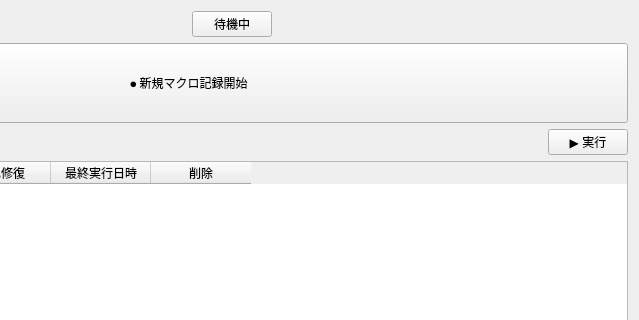
The window that src/ui/resources/ui/main_window.ui (shingo29831/ai-macro-system) describes before a commit, drawn with Qt 5; both pictures show x 261 to 900 and y 0 to 320 of the 900 by 600 pixel window.
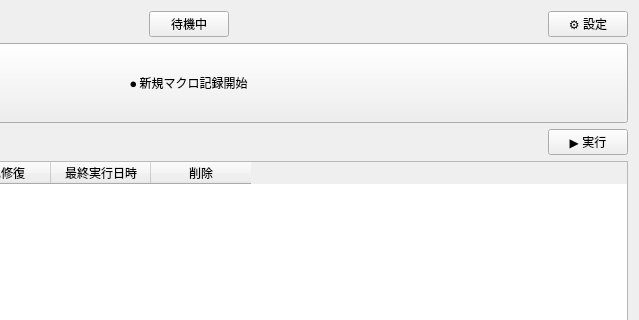
The same window after the commit.

Commit message:
feat(ui): add settings transition button to main window header
- update main_window.ui to include btnSettings within the top layout
- apply custom rounded border styles for btnSettings in main_window.css
- bind click events to open_settings_dialog modal workflow in main_window.py

The edit to the form file:
```diff
--- a/src/ui/resources/ui/main_window.ui
+++ b/src/ui/resources/ui/main_window.ui
@@ -56,6 +56,13 @@
        </property>
       </spacer>
      </item>
+     <item>
+      <widget class="QPushButton" name="btnSettings">
+       <property name="text">
+        <string>⚙ 設定</string>
+       </property>
+      </widget>
+     </item>
     </layout>
    </item>
    <item>
```
The commit also changes 2 other files.
